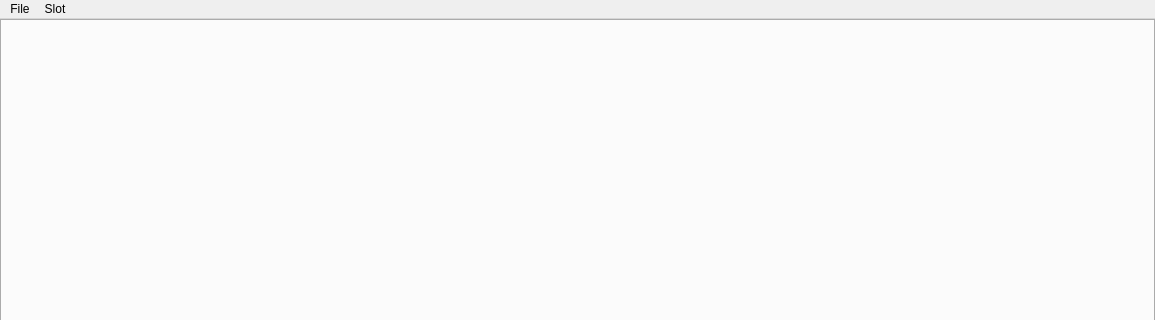
The window that gui/mhwisaveeditor.ui (EnderHDMC/MHWISaveEditor) describes before a commit, drawn with Qt 5; both pictures show x 0 to 1155 and y 0 to 320 of the 1155 by 600 pixel window.
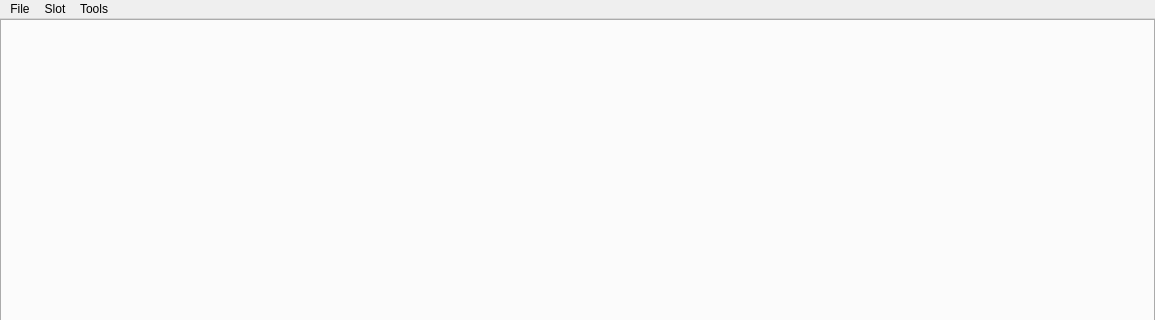
The same window after the commit.

Commit message: Add settings menu

Diff of the .ui file:
```diff
--- a/gui/mhwisaveeditor.ui
+++ b/gui/mhwisaveeditor.ui
@@ -123,8 +123,17 @@
     <addaction name="menuSwitchWith"/>
     <addaction name="menuCloneTo"/>
    </widget>
+   <widget class="QMenu" name="menuTools">
+    <property name="title">
+     <string>Tools</string>
+    </property>
+    <addaction name="actionOpenEditorData"/>
+    <addaction name="separator"/>
+    <addaction name="actionSettings"/>
+   </widget>
    <addaction name="menuFile"/>
    <addaction name="menuSlot"/>
+   <addaction name="menuTools"/>
   </widget>
   <widget class="QStatusBar" name="statusbar"/>
   <action name="actionOpen">
```
Left out of the diff: 24 changed lines with no effect on the pictures. The commit also changes 21 other files.
